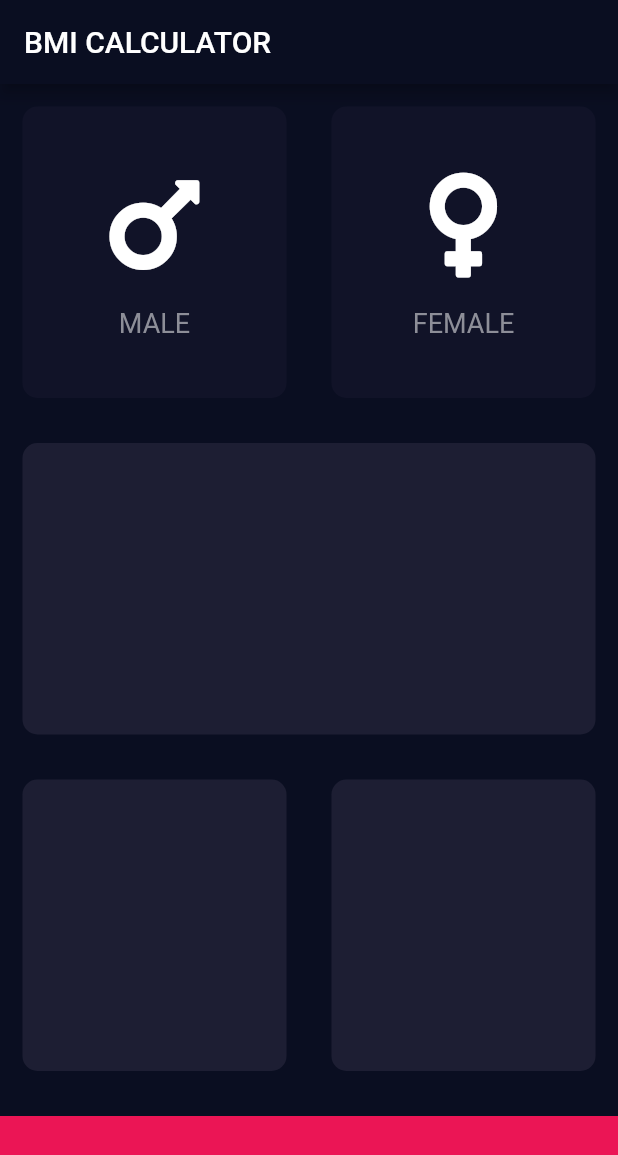
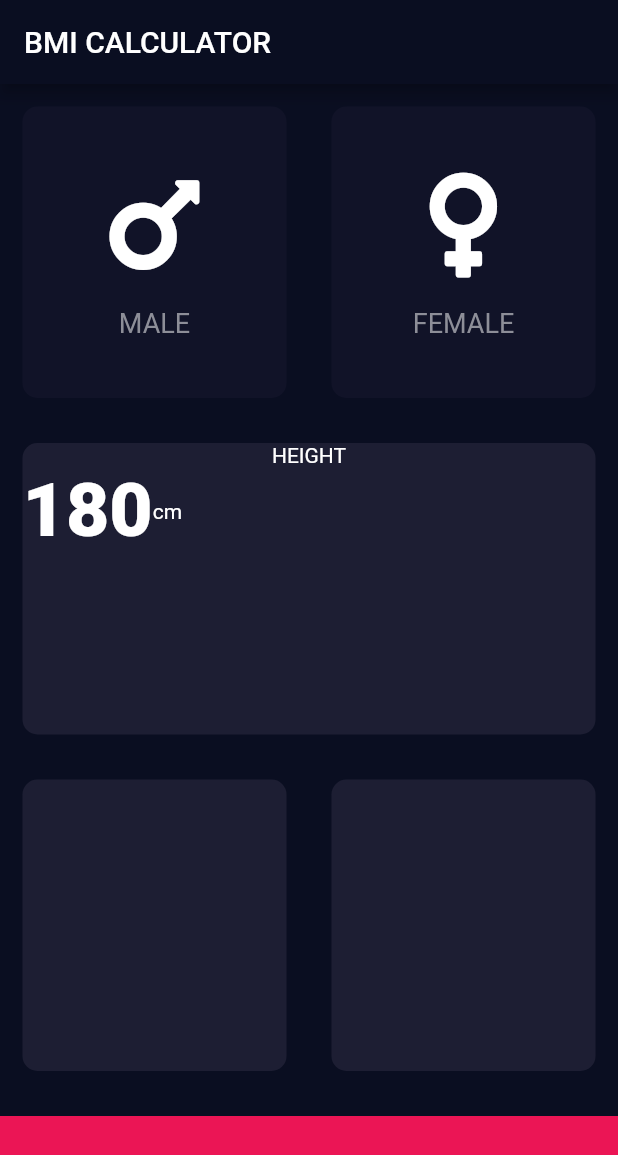
Before and after one commit to nevruzoglu/bmi_calculator, a Flutter app: the screen it shows after launch, on a phone screen of 412 x 824 dp. Shown: the top 1155 px of the screen. Run offline on Flutter 3.47's test engine with Material 2 defaults, Android fonts, the phone set to English and light mode, and no system bars; our stand-ins replace font_awesome_flutter.

Commit message:
Middle part of the application window progress

```diff
--- a/lib/ReusableCard.dart
+++ b/lib/ReusableCard.dart
@@ -1,9 +1,9 @@
 import 'package:flutter/material.dart';
 
 class ReusableCard extends StatelessWidget {
-  ReusableCard({@required this.colour, this.customWidged, this.onPress});
+  ReusableCard({@required this.colour, this.cardChild, this.onPress});
   final Color colour;
-  final Widget customWidged;
+  final Widget cardChild;
   final Function onPress;
 
   @override
@@ -11,7 +11,7 @@ class ReusableCard extends StatelessWidget {
     return GestureDetector(
       onTap: onPress,
       child: Container(
-        child: customWidged,
+        child: cardChild,
         margin: EdgeInsets.all(15),
         decoration: BoxDecoration(
           color: colour,
--- a/lib/constants.dart
+++ b/lib/constants.dart
@@ -9,3 +9,8 @@ const kLabelTextStyle = TextStyle(
   fontSize: 18,
   color: Color(0xff8d8e98),
 );
+
+const kNumberTextStyle = TextStyle(
+  fontSize: 50,
+  fontWeight: FontWeight.w900,
+);
--- a/lib/input_page.dart
+++ b/lib/input_page.dart
@@ -24,6 +24,7 @@ class _InputPageState extends State<InputPage> {
           title: Text('BMI CALCULATOR'),
         ),
         body: Column(
+          crossAxisAlignment: CrossAxisAlignment.stretch,
           children: <Widget>[
             Expanded(
               child: Row(
@@ -38,7 +39,7 @@ class _InputPageState extends State<InputPage> {
                     colour: selectGender == Gender.male
                         ? kActiveCardColor
                         : kInactiveCardColor,
-                    customWidged: IconSelect(
+                    cardChild: IconSelect(
                       icon: FontAwesomeIcons.mars,
                       gender: 'MALE',
                     ),
@@ -53,7 +54,7 @@ class _InputPageState extends State<InputPage> {
                     colour: selectGender == Gender.female
                         ? kActiveCardColor
                         : kInactiveCardColor,
-                    customWidged: IconSelect(
+                    cardChild: IconSelect(
                       icon: FontAwesomeIcons.venus,
                       gender: 'FEMALE',
                     ),
@@ -61,7 +62,25 @@ class _InputPageState extends State<InputPage> {
                 ],
               ),
             ),
-            Expanded(child: ReusableCard(colour: kActiveCardColor)),
+            Expanded(
+              child: ReusableCard(
+                cardChild: Column(
+                  children: <Widget>[
+                    Text('HEIGHT'),
+                    Row(
+                      children: <Widget>[
+                        Text(
+                          '180',
+                          style: kNumberTextStyle,
+                        ),
+                        Text('cm'),
+                      ],
+                    ),
+                  ],
+                ),
+                colour: kActiveCardColor,
+              ),
+            ),
             Expanded(
               child: Row(
                 children: <Widget>[
```
